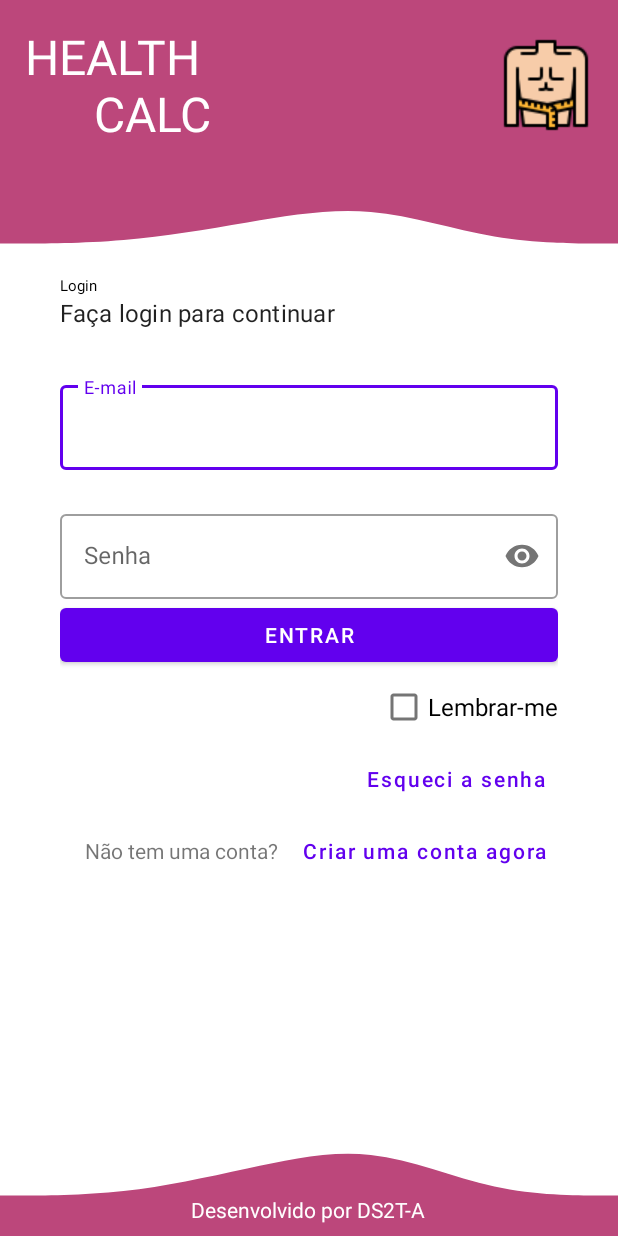
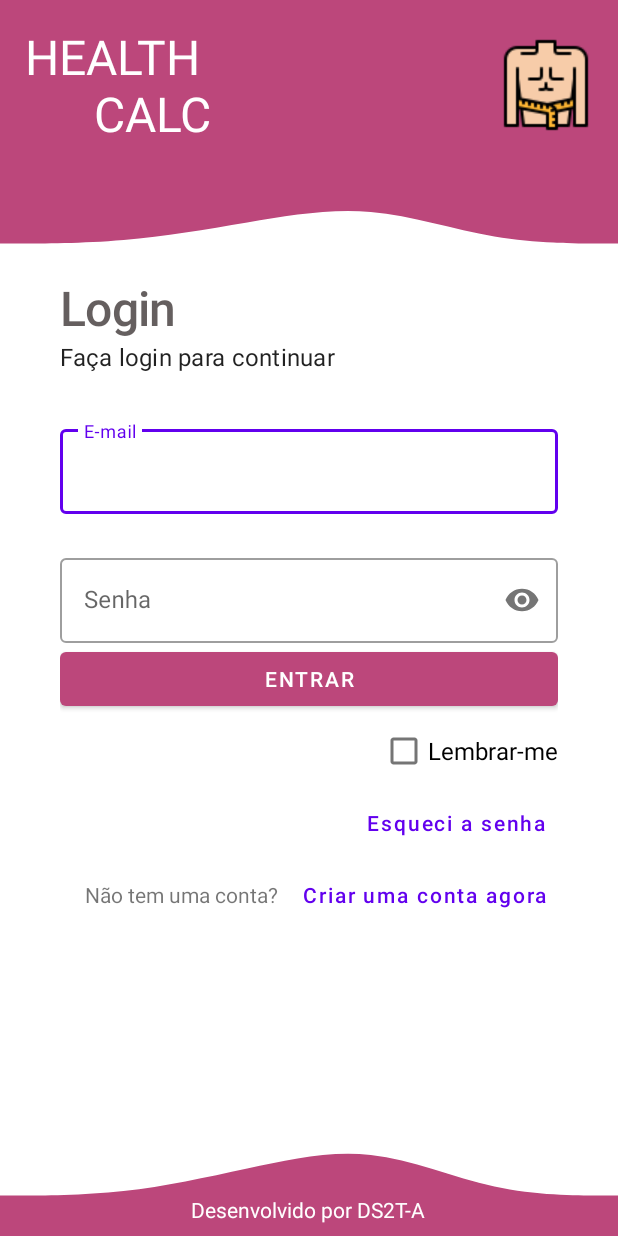
Before and after one commit to Mayyss/IMC_APPL, an Android app: the screen it shows after launch (MainActivity), on a phone screen of 412 x 824 dp. Run offline under Robolectric (Android 15) with nearby library versions, the phone set to English and light mode, and no system bars; Roboto replaces fonts that are not available here.

```diff
--- a/app/src/main/res/values/themes.xml
+++ b/app/src/main/res/values/themes.xml
@@ -13,4 +13,17 @@
         <item name="android:statusBarColor" tools:targetApi="l">?attr/colorPrimaryVariant</item>
         <!-- Customize your theme here. -->
     </style>
+    <style name="titulo" parent="TextAppearance.MaterialComponents.Headline1">
+        <item name="android:textSize">32sp</item>
+        <item name="android:textColor">#CB3E3636</item>
+        <item name="android:textStyle">bold</item>
+
+    </style>
+    <style name="subtitulo">
+        <item name="android:textStyle"></item>
+    </style>
+
+    <style name="botao" parent="Widget.MaterialComponents.Button">
+        <item name="backgroundTint">@color/pink_button</item>
+    </style>
 </resources>
```
